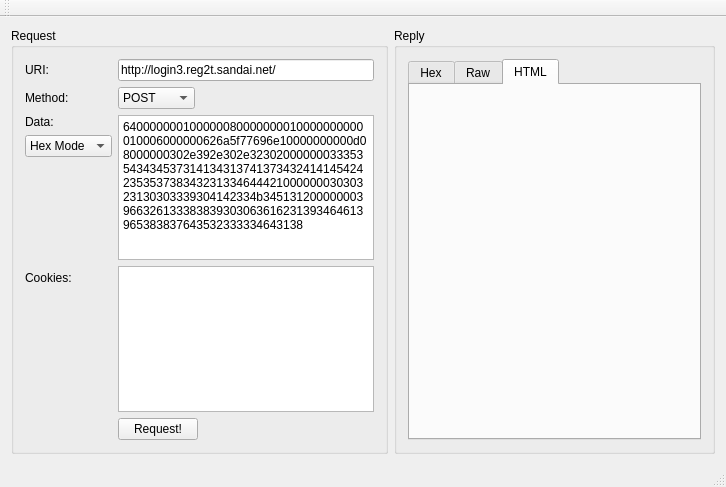
Before: the Qt Designer form HttpEmulator/mainwindow.ui in Kimi-Arthur/pimix-software-suite, drawn with Qt 5.
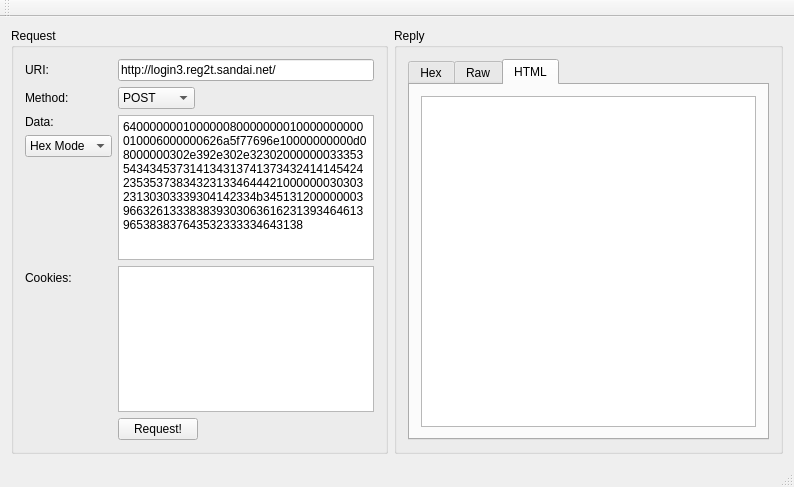
After: the same form once the commit is applied. The open tabs and pages were chosen to show the change.

Commit message: Added html display...

What changed in the file:
```diff
--- a/HttpEmulator/mainwindow.ui
+++ b/HttpEmulator/mainwindow.ui
@@ -6,7 +6,7 @@
    <rect>
     <x>0</x>
     <y>0</y>
-    <width>726</width>
+    <width>794</width>
     <height>487</height>
    </rect>
   </property>
@@ -189,6 +189,11 @@
           <attribute name="title">
            <string>HTML</string>
           </attribute>
+          <layout class="QVBoxLayout" name="verticalLayout_5">
+           <item>
+            <widget class="QTextBrowser" name="htmlOutput"/>
+           </item>
+          </layout>
          </widget>
         </widget>
        </item>
```
Left out of the diff: 4 changed lines with no effect on the pictures. The commit also changes 1 other file.
